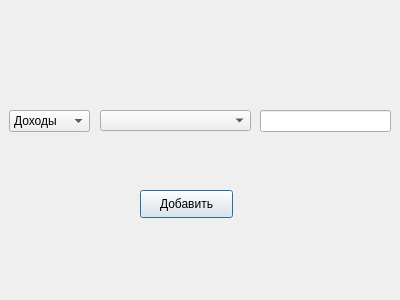
The window that add_action.ui (vernolll/The-bank-s-application) describes before a commit, drawn with Qt 5.
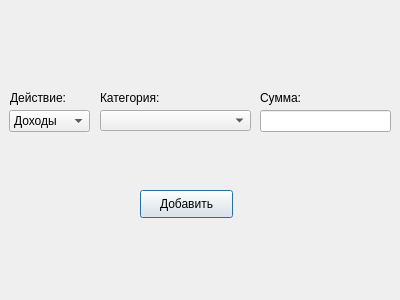
The same window after the commit.

Commit message: added the function of deleting the selected action

Patch:
```diff
--- a/add_action.ui
+++ b/add_action.ui
@@ -69,6 +69,45 @@
     </rect>
    </property>
   </widget>
+  <widget class="QLabel" name="label">
+   <property name="geometry">
+    <rect>
+     <x>10</x>
+     <y>90</y>
+     <width>61</width>
+     <height>16</height>
+    </rect>
+   </property>
+   <property name="text">
+    <string>Действие:</string>
+   </property>
+  </widget>
+  <widget class="QLabel" name="label_2">
+   <property name="geometry">
+    <rect>
+     <x>100</x>
+     <y>90</y>
+     <width>65</width>
+     <height>16</height>
+    </rect>
+   </property>
+   <property name="text">
+    <string>Категория:</string>
+   </property>
+  </widget>
+  <widget class="QLabel" name="label_3">
+   <property name="geometry">
+    <rect>
+     <x>260</x>
+     <y>90</y>
+     <width>42</width>
+     <height>16</height>
+    </rect>
+   </property>
+   <property name="text">
+    <string>Сумма:</string>
+   </property>
+  </widget>
  </widget>
  <resources/>
  <connections/>
```
The commit also changes 8 other files.
